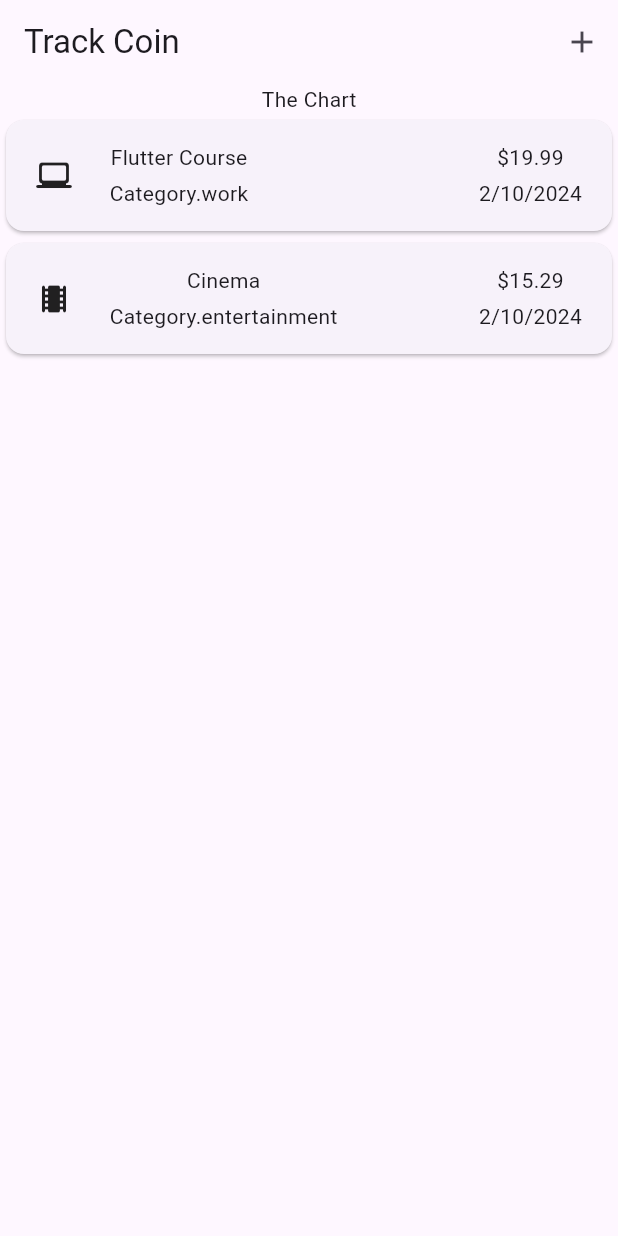
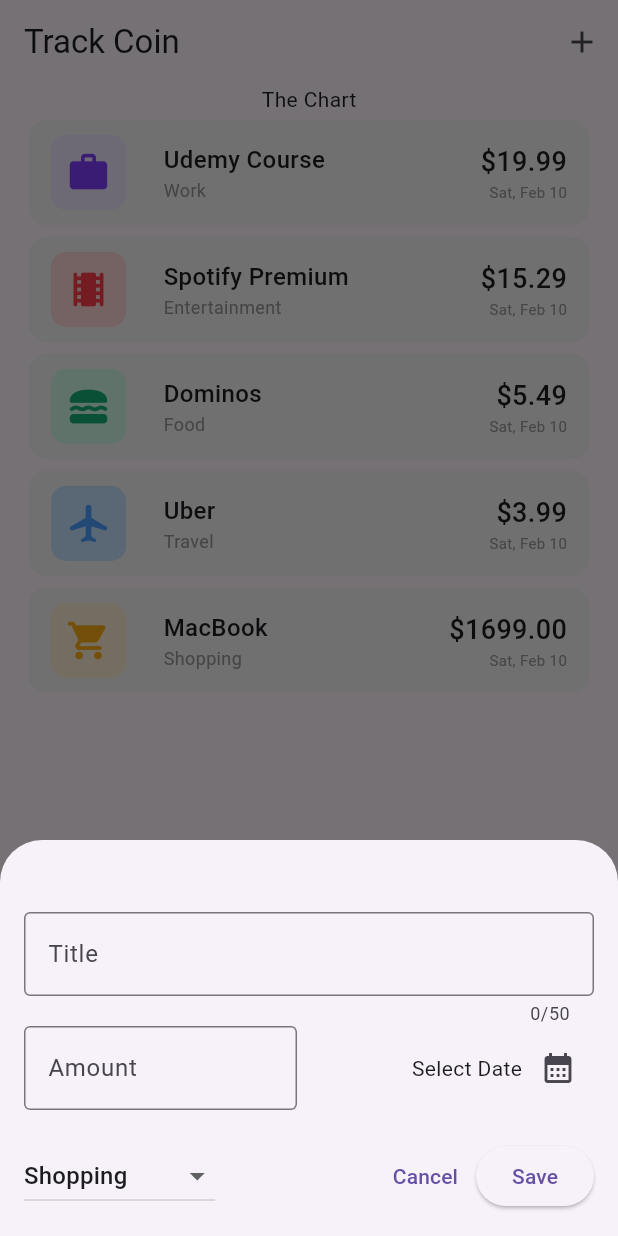
Before and after one commit to SagnikBarik/track_coin, a Flutter app: the screen it shows after launch, after a tap on the "add" icon, on a phone screen of 412 x 824 dp. Run offline on Flutter 3.47's test engine with Material 3 defaults, Android fonts, the phone set to English and light mode, and no system bars.

Commit message:
added fuctionality to add and remove expense

```diff
--- a/lib/models/expense_model.dart
+++ b/lib/models/expense_model.dart
@@ -2,7 +2,7 @@ import 'package:flutter/material.dart';
 import 'package:uuid/uuid.dart';
 import 'package:intl/intl.dart';
 
-final formatter = DateFormat.yMd();
+final formatter = DateFormat.MMMEd();
 
 const uuid = Uuid();
 
@@ -10,10 +10,18 @@ enum Category {food, shopping, entertainment, travel, work}
 
 const categoryIcons = {
   Category.food : Icons.lunch_dining_rounded,
-  Category.shopping : Icons.shopping_bag_rounded,
+  Category.shopping : Icons.shopping_cart_rounded,
   Category.entertainment : Icons.theaters_rounded,
   Category.travel : Icons.airplanemode_active_rounded,
-  Category.work : Icons.laptop_windows_rounded
+  Category.work : Icons.work_rounded
+};
+
+const categoryColors = {
+  Category.food : [Color.fromARGB(255, 20, 175, 118) ,Color.fromARGB(255, 207, 250, 233)],
+  Category.shopping : [Color.fromARGB(255, 251, 172, 19), Color.fromARGB(255, 252, 238, 212)],
+  Category.entertainment : [Color.fromARGB(255, 252, 60, 75) ,Color.fromARGB(255, 254, 214, 215)],
+  Category.travel : [Color.fromARGB(255, 75, 159, 255), Color.fromARGB(255, 196, 224, 255)],
+  Category.work : [Color.fromARGB(255, 127, 61, 255) ,Color.fromARGB(255, 238, 230, 254)],
 };
 
 class Expense {
--- a/lib/widgets/expenses.dart
+++ b/lib/widgets/expenses.dart
@@ -2,6 +2,7 @@ import 'package:flutter/material.dart';
 
 import 'package:track_coin/widgets/expenses_list/expenses_history.dart';
 import 'package:track_coin/models/expense_model.dart';
+import 'package:track_coin/widgets/new_expense.dart';
 
 class Expenses extends StatefulWidget {
   const Expenses({super.key});
@@ -15,27 +16,89 @@ class Expenses extends StatefulWidget {
 class _ExpancesState extends State<Expenses> {
   final List<Expense> _registeredExpences = [
     Expense(
-      title: 'Flutter Course',
+      title: 'Udemy Course',
       amount: 19.99,
       date: DateTime.now(),
       category: Category.work,
     ),
     Expense(
-      title: 'Cinema',
+      title: 'Spotify Premium',
       amount: 15.29,
       date: DateTime.now(),
       category: Category.entertainment,
+    ),
+    Expense(
+      title: 'Dominos',
+      amount: 5.49,
+      date: DateTime.now(),
+      category: Category.food,
+    ),
+    Expense(
+      title: 'Uber',
+      amount: 3.99,
+      date: DateTime.now(),
+      category: Category.travel,
+    ),
+    Expense(
+      title: 'MacBook',
+      amount: 1699,
+      date: DateTime.now(),
+      category: Category.shopping,
     )
   ];
 
+  void _addExpense(Expense expense) {
+    setState(() {
+      _registeredExpences.add(expense);
+    });
+  }
+
+  void _removeExpense(Expense expense) {
+    final expenseIndex = _registeredExpences.indexOf(expense);
+    setState(() {
+      _registeredExpences.remove(expense);
+    });
+    ScaffoldMessenger.of(context).clearSnackBars();
+    ScaffoldMessenger.of(context).showSnackBar(
+      SnackBar(
+        content: const Text('Expense Deleted'),
+        duration: const Duration(seconds: 2),
+        action: SnackBarAction(label: 'Undo', onPressed: (){
+          setState(() {
+            _registeredExpences.insert(expenseIndex, expense);
+          });
+        }),
+      ),
+    );
+  }
+
+  void _openOverlay() {
+    showModalBottomSheet(
+      isScrollControlled: true,
+      context: context,
+      builder: (ctx) => NewExpense(onAddExpense: _addExpense),
+    );
+  }
+
   @override
   Widget build(context) {
+    Widget mainContent = const Center(
+      child: Text('No Expences Found'),
+    );
+
+    if (_registeredExpences.isNotEmpty) {
+      mainContent = ExpensesHistory(
+        allExpenses: _registeredExpences,
+        onRemoveExpense: _removeExpense,
+      );
+    }
+
     return Scaffold(
       appBar: AppBar(
         title: const Text('Track Coin'),
         actions: [
           IconButton(
-            onPressed: () {},
+            onPressed: _openOverlay,
             icon: const Icon(Icons.add),
           ),
         ],
@@ -43,7 +106,9 @@ class _ExpancesState extends State<Expenses> {
       body: Column(
         children: [
           const Text('The Chart'),
-          Expanded(child: ExpensesHistory(allExpenses: _registeredExpences)),
+          Expanded(
+            child: mainContent,
+          ),
         ],
       ),
     );
--- /dev/null
+++ b/lib/widgets/expenses_list/expense_icon.dart
@@ -0,0 +1,27 @@
+import 'package:flutter/material.dart';
+
+import 'package:track_coin/models/expense_model.dart';
+
+class ExpenseIcon extends StatelessWidget {
+  const ExpenseIcon(this.expenseCategory, {super.key});
+
+  final Category expenseCategory;
+
+  @override
+  Widget build(context) {
+    return Container(
+      width: 50,
+      height: 50,
+      alignment: Alignment.center,
+      decoration: BoxDecoration(
+        borderRadius: BorderRadius.circular(10),
+        color: categoryColors[expenseCategory]![1],
+      ),
+      child: Icon(
+        categoryIcons[expenseCategory],
+        color: categoryColors[expenseCategory]![0],
+        size: 30
+      ),
+    );
+  }
+}
--- a/lib/widgets/expenses_list/expense_item.dart
+++ b/lib/widgets/expenses_list/expense_item.dart
@@ -1,6 +1,8 @@
 import 'package:flutter/material.dart';
+import 'package:intl/intl.dart';
 
 import 'package:track_coin/models/expense_model.dart';
+import 'package:track_coin/widgets/expenses_list/expense_icon.dart';
 
 class ExpenseItem extends StatelessWidget {
   const ExpenseItem(this.expense, {super.key});
@@ -9,34 +11,55 @@ class ExpenseItem extends StatelessWidget {
 
   @override
   Widget build(context) {
-    return Card(
+    return Padding(
+      padding: const EdgeInsets.symmetric(horizontal: 15),
+      child: Card(
+        elevation: 0,
+        color: const Color.fromARGB(255, 245, 245, 245),
         child: Padding(
           padding: const EdgeInsets.symmetric(
-          horizontal: 20,
-          vertical: 15,
+            horizontal: 15,
+            vertical: 10,
           ),
           child: Row(
             children: [
-            Icon(categoryIcons[expense.category]),
+              ExpenseIcon(expense.category),
               const SizedBox(width: 25),
               Column(
+                crossAxisAlignment: CrossAxisAlignment.start,
                 children: [
-                Text(expense.title),
-                const SizedBox(height: 4),
-                Text(expense.category.toString()),
+                  Text(
+                    expense.title,
+                    style: const TextStyle(
+                        fontSize: 16, fontWeight: FontWeight.w500),
+                  ),
+                  //const SizedBox(height: 1),
+                  Text(
+                    toBeginningOfSentenceCase(expense.category.name),
+                    style: const TextStyle(
+                        fontSize: 12, fontWeight: FontWeight.w400, color: Color.fromARGB(255, 150, 150, 150)),
+                  ),
                 ],
               ),
               const Spacer(),
               Column(
+                crossAxisAlignment: CrossAxisAlignment.end,
                 children: [
-                Text('\$${expense.amount.toStringAsFixed(2)}'),
-                const SizedBox(height: 4),
-                Text(expense.formattedDate),
+                  Text(
+                    '\$${expense.amount.toStringAsFixed(2)}',
+                    style: const TextStyle(fontSize: 18, fontWeight: FontWeight.w500),
+                  ),
+                  Text(
+                    expense.formattedDate,
+                    style: const TextStyle(
+                        fontSize: 10, fontWeight: FontWeight.w400, color: Color.fromARGB(255, 150, 150, 150)),
+                  ),
                 ],
               )
             ],
           ),
         ),
+      ),
     );
   }
 }
--- a/lib/widgets/expenses_list/expenses_history.dart
+++ b/lib/widgets/expenses_list/expenses_history.dart
@@ -7,15 +7,23 @@ class ExpensesHistory extends StatelessWidget {
   const ExpensesHistory({
     super.key,
     required this.allExpenses,
+    required this.onRemoveExpense,
   });
 
   final List<Expense> allExpenses;
+  final void Function(Expense expense) onRemoveExpense;
 
   @override
   Widget build(context) {
     return ListView.builder(
       itemCount: allExpenses.length,
-      itemBuilder: (ctx, index) => ExpenseItem(allExpenses[index]),
+      itemBuilder: (ctx, index) => Dismissible(
+        key: ValueKey(allExpenses[index]),
+        onDismissed: (direction) {
+          onRemoveExpense(allExpenses[index]);
+        },
+        child: ExpenseItem(allExpenses[index]),
+      ),
     );
   }
 }
--- /dev/null
+++ b/lib/widgets/new_expense.dart
@@ -0,0 +1,172 @@
+import 'package:flutter/material.dart';
+import 'package:intl/intl.dart';
+import 'package:track_coin/models/expense_model.dart';
+
+final formatter = DateFormat.yMd();
+
+class NewExpense extends StatefulWidget {
+  const NewExpense({
+    super.key,
+    required this.onAddExpense,
+  });
+
+  final void Function(Expense expense) onAddExpense;
+
+  @override
+  State<NewExpense> createState() {
+    return _NewExpenseState();
+  }
+}
+
+class _NewExpenseState extends State<NewExpense> {
+  final _titleController = TextEditingController();
+  final _amountController = TextEditingController();
+  DateTime? _selectedDate;
+  Category _selectedCategory = Category.shopping;
+
+  @override
+  void dispose() {
+    _titleController.dispose();
+    _amountController.dispose();
+    super.dispose();
+  }
+
+  void _submitExpenseData() {
+    final enteredAmount = double.tryParse(_amountController.text);
+    final bool isAmountInvalid = (enteredAmount == null || enteredAmount <= 0);
+    if (_titleController.text.trim().isEmpty ||
+        isAmountInvalid ||
+        _selectedDate == null) {
+      showDialog(
+        context: context,
+        builder: (ctx) => AlertDialog(
+          title: const Text('Invalid Input'),
+          content: const Text('Please make sure all entered value was valid.'),
+          actions: [
+            TextButton(
+              onPressed: () {
+                Navigator.pop(ctx);
+              },
+              child: const Text('Okay'),
+            ),
+          ],
+        ),
+      );
+      return;
+    }
+    widget.onAddExpense(
+      Expense(
+        title: _titleController.text,
+        amount: enteredAmount,
+        date: _selectedDate!,
+        category: _selectedCategory,
+      ),
+    );
+    Navigator.pop(context);
+  }
+
+  void _presentDatePicker() async {
+    final now = DateTime.now();
+    final firstDate = DateTime(now.year - 1, now.month, now.day);
+    final pickedDate = await showDatePicker(
+      context: context,
+      initialDate: now,
+      firstDate: firstDate,
+      lastDate: now,
+    );
+    setState(() {
+      _selectedDate = pickedDate;
+    });
+  }
+
+  @override
+  Widget build(context) {
+    return Container(
+      padding: EdgeInsets.only(bottom: MediaQuery.of(context).viewInsets.bottom),
+      child: Padding(
+          padding: const EdgeInsets.fromLTRB(16, 48, 16, 16),
+          child: Column(
+            mainAxisSize: MainAxisSize.min,
+            children: [
+              TextField(
+                controller: _titleController,
+                maxLength: 50,
+                decoration: const InputDecoration(
+                  label: Text('Title'),
+                  border: OutlineInputBorder(),
+                ),
+              ),
+              Row(
+                children: [
+                  Expanded(
+                    child: TextField(
+                      controller: _amountController,
+                      keyboardType: TextInputType.number,
+                      decoration: const InputDecoration(
+                        label: Text('Amount'),
+                        prefixText: '\$ ',
+                        border: OutlineInputBorder(),
+                      ),
+                    ),
+                  ),
+                  const SizedBox(width: 16),
+                  Expanded(
+                    child: Row(
+                      mainAxisAlignment: MainAxisAlignment.end,
+                      children: [
+                        Text(
+                          _selectedDate == null
+                              ? 'Select Date'
+                              : formatter.format(_selectedDate!),
+                        ),
+                        IconButton(
+                          onPressed: _presentDatePicker,
+                          icon: const Icon(Icons.calendar_month),
+                        ),
+                      ],
+                    ),
+                  ),
+                ],
+              ),
+              const SizedBox(height: 20),
+              Row(
+                children: [
+                  DropdownButton(
+                    value: _selectedCategory,
+                    items: Category.values
+                        .map(
+                          (category) => DropdownMenuItem(
+                            value: category,
+                            child: Text(
+                              toBeginningOfSentenceCase(category.name),
+                            ),
+                          ),
+                        )
+                        .toList(),
+                    onChanged: (value) {
+                      setState(() {
+                        if (value == null) {
+                          return;
+                        }
+                        _selectedCategory = value;
+                      });
+                    },
+                  ),
+                  const Spacer(),
+                  TextButton(
+                    onPressed: () {
+                      Navigator.pop(context);
+                    },
+                    child: const Text('Cancel'),
+                  ),
+                  ElevatedButton(
+                    onPressed: _submitExpenseData,
+                    child: const Text('Save'),
+                  ),
+                ],
+              )
+            ],
+          )),
+    );
+  }
+}
```
Lines whose indentation alone changed are shown as unchanged.
